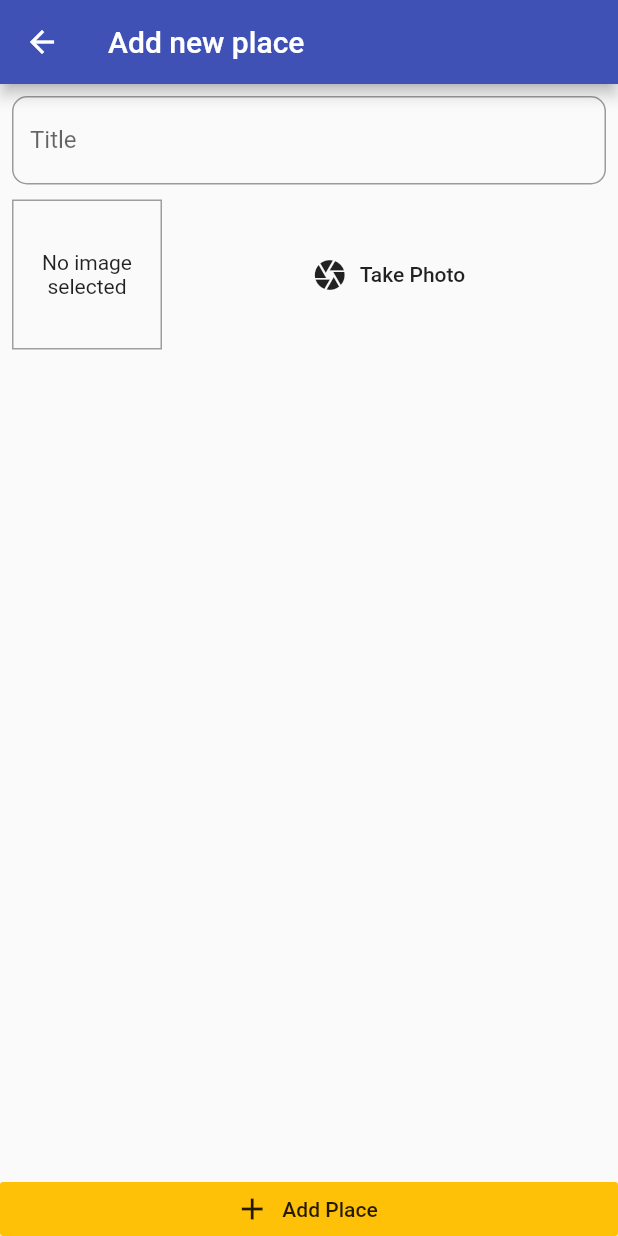
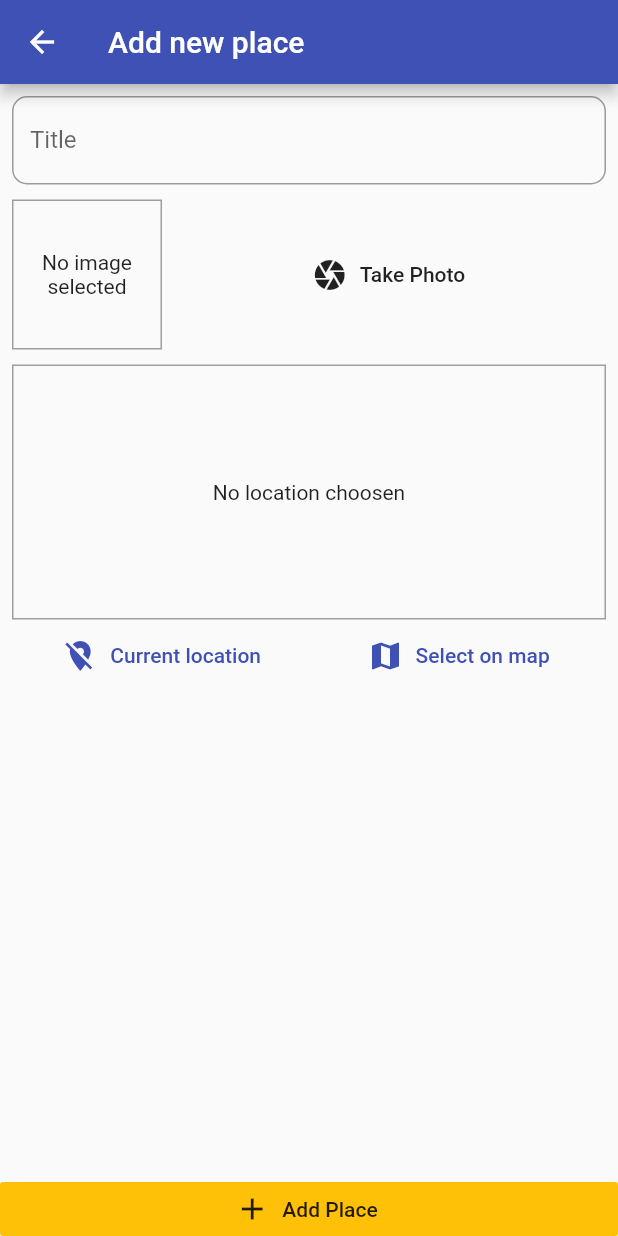
Before and after one commit to ShrikantaMazumder/use-native-device-flutter, a Flutter app: the AddPlaceScreen screen opened by its route, on a phone screen of 412 x 824 dp. Run offline on Flutter 3.47's test engine with Material 2 defaults, Android fonts, the phone set to English and light mode, and no system bars; our stand-ins replace image_picker, location, sqflite; accounts and stored records are empty.

```diff
--- /dev/null
+++ b/lib/helpers/location_helper.dart
@@ -0,0 +1,8 @@
+const GOOGLE_API_KEY = 'AIzaSyB32zvaO5DmasYq0IXSCRms67CvTud0yP4';
+
+class LocationHelper {
+  static String generateLocationPreviewImage(
+      {double latitude, double longitude}) {
+    return 'https://maps.googleapis.com/maps/api/staticmap?center=&$latitude,$longitude&zoom=16&size=600x300&maptype=roadmap&markers=color:red%7Clabel:A%7C$latitude,$longitude&key=$GOOGLE_API_KEY';
+  }
+}
--- a/lib/screens/add_place_screen.dart
+++ b/lib/screens/add_place_screen.dart
@@ -4,6 +4,7 @@ import 'package:flutter/material.dart';
 import 'package:provider/provider.dart';
 import 'package:use_native_device_flutter/provider/places_provider.dart';
 import 'package:use_native_device_flutter/widgets/image_input.dart';
+import 'package:use_native_device_flutter/widgets/location_input.dart';
 
 class AddPlaceScreen extends StatefulWidget {
   static const routeName = "/add-place";
@@ -62,6 +63,8 @@ class _AddPlaceScreenState extends State<AddPlaceScreen> {
                     ImageInput(
                       selectImage: _selectImage,
                     ),
+                    SizedBox(height: 10),
+                    LocationInput(),
                   ],
                 ),
               ),
--- /dev/null
+++ b/lib/widgets/location_input.dart
@@ -0,0 +1,84 @@
+import 'package:flutter/material.dart';
+import 'package:location/location.dart';
+import 'package:use_native_device_flutter/helpers/location_helper.dart';
+
+class LocationInput extends StatefulWidget {
+  @override
+  _LocationInputState createState() => _LocationInputState();
+}
+
+class _LocationInputState extends State<LocationInput> {
+  String _imagePreviewUrl;
+  Location _location = new Location();
+  bool _serviceEnabled;
+  PermissionStatus _permissionStatus;
+  LocationData _locationData;
+
+  Future<void> _getCurrentUserLocation() async {
+    _serviceEnabled = await _location.serviceEnabled();
+    if (!_serviceEnabled) {
+      _serviceEnabled = await _location.requestService();
+      if (!_serviceEnabled) {
+        return;
+      }
+    }
+    _permissionStatus = await _location.hasPermission();
+    if (_permissionStatus == PermissionStatus.denied) {
+      _permissionStatus = await _location.requestPermission();
+      if (_permissionStatus != PermissionStatus.granted) {
+        return;
+      }
+      _locationData = await _location.getLocation();
+      final selectLocationImage = LocationHelper.generateLocationPreviewImage(
+          latitude: _locationData.latitude, longitude: _locationData.longitude);
+      setState(() {
+        _imagePreviewUrl = selectLocationImage;
+      });
+      print(_locationData.latitude);
+    }
+  }
+
+  @override
+  Widget build(BuildContext context) {
+    return Column(
+      children: [
+        Container(
+          height: 170,
+          width: double.infinity,
+          decoration:
+              BoxDecoration(border: Border.all(width: 1, color: Colors.grey)),
+          child: _imagePreviewUrl == null
+              ? Center(
+                  child: Text("No location choosen"),
+                )
+              : Image.network(
+                  _imagePreviewUrl,
+                  fit: BoxFit.fill,
+                ),
+        ),
+        Row(
+          mainAxisAlignment: MainAxisAlignment.spaceAround,
+          children: [
+            FlatButton.icon(
+              onPressed: () => _getCurrentUserLocation(),
+              icon: Icon(Icons.location_off,
+                  color: Theme.of(context).primaryColor),
+              label: Text(
+                "Current location",
+                style: TextStyle(color: Theme.of(context).primaryColor),
+              ),
+            ),
+            FlatButton.icon(
+              onPressed: () {},
+              icon: Icon(Icons.map, color: Theme.of(context).primaryColor),
+              label: Text(
+                "Select on map",
+                style: TextStyle(color: Theme.of(context).primaryColor),
+              ),
+            )
+          ],
+        )
+      ],
+    );
+  }
+}
--- a/pubspec.yaml
+++ b/pubspec.yaml
@@ -35,6 +35,8 @@ dependencies:
   path_provider: ^1.6.28
   uuid: ^2.2.2
   sqflite: ^1.3.2+1
+  location: ^3.2.4
+  google_maps_flutter: ^1.2.0
 
 dev_dependencies:
   flutter_test:
```
Also changed, not shown: pubspec.lock, 1 other file.
